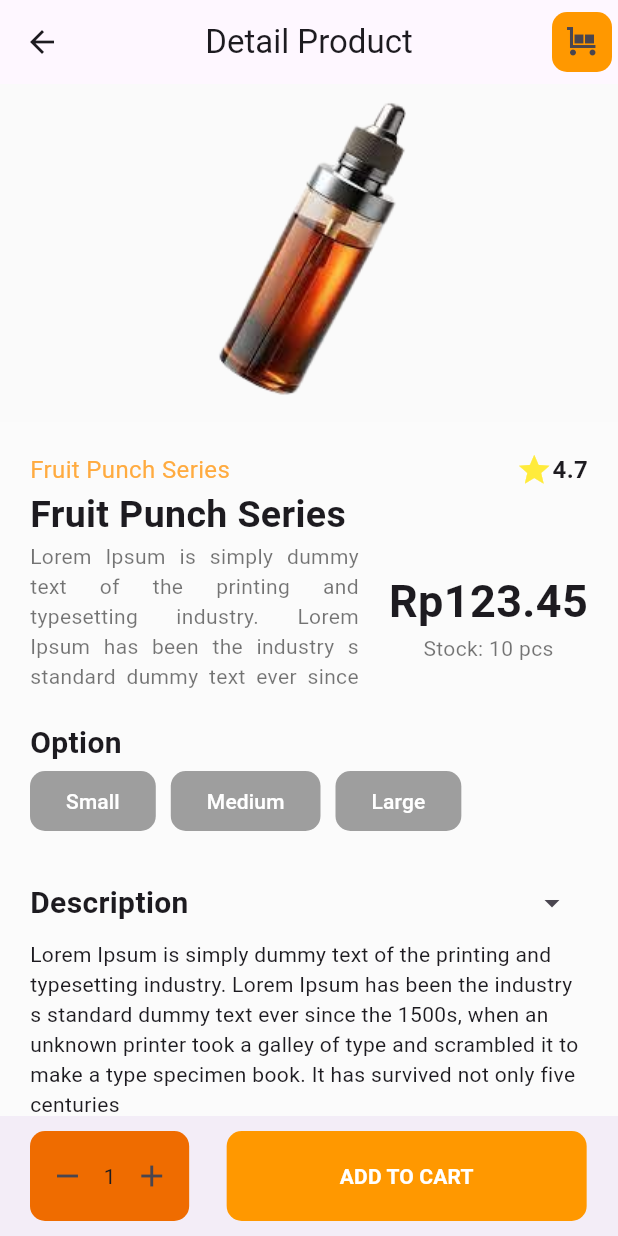
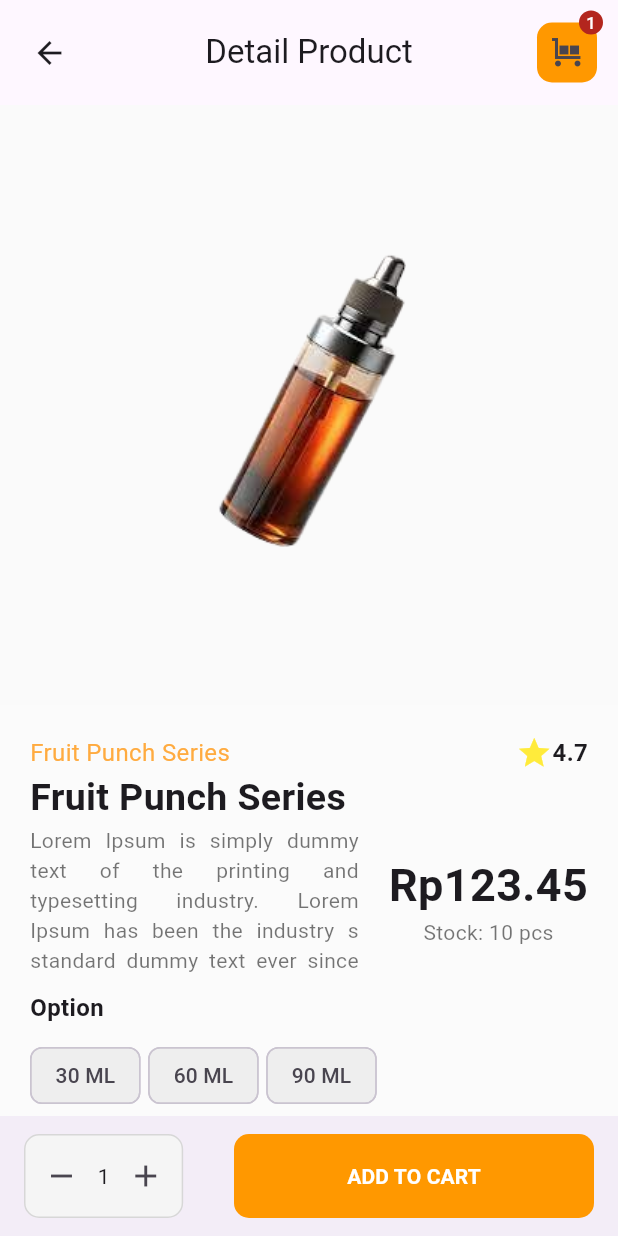
Before and after one commit to liar88828/vape_store_flutter, a Flutter app: the screen it shows after launch, on a phone screen of 412 x 824 dp. Run offline on Flutter 3.47's test engine with Material 3 defaults, Android fonts, the phone set to English and light mode, and no system bars; drawn by our look-alikes of carousel_slider.

Commit message:
save detail screen

```diff
--- a/lib/main.dart
+++ b/lib/main.dart
@@ -13,6 +13,7 @@ class MyApp extends StatelessWidget {
   @override
   Widget build(BuildContext context) {
     return MaterialApp(
+      debugShowCheckedModeBanner: false,
       title: 'Flutter Demo',
       theme: ThemeData(
         // colorScheme: ColorScheme.fromSeed(seedColor: Colors.deepPurple),
--- a/lib/screen/detail_screen.dart
+++ b/lib/screen/detail_screen.dart
@@ -1,4 +1,5 @@
 import 'package:flutter/material.dart';
+import 'package:carousel_slider/carousel_slider.dart';
 
 class DetailScreen extends StatefulWidget {
   const DetailScreen({super.key});
@@ -8,21 +9,20 @@ class DetailScreen extends StatefulWidget {
 }
 
 class _DetailScreenState extends State<DetailScreen> {
+  String? _value;
   @override
   Widget build(BuildContext context) {
+    // final TextTheme textTheme = Theme.of(context).textTheme;
     return Scaffold(
-        bottomSheet: BottomAppBar(
-          padding: EdgeInsets.symmetric(horizontal: 20, vertical: 10),
+        bottomNavigationBar: BottomAppBar(
           child: Row(
             mainAxisAlignment: MainAxisAlignment.spaceBetween,
-            children: [
-              Row(
             children: [
               Container(
                 height: 100,
                 decoration: BoxDecoration(
-                      color: Colors.orange[800],
-                      border: Border.all(color: Colors.transparent),
+                  color: Colors.grey[100],
+                  border: Border.all(color: Colors.black12),
                   borderRadius: BorderRadius.circular(10),
                 ),
                 child: Row(
@@ -33,7 +33,7 @@ class _DetailScreenState extends State<DetailScreen> {
                   ],
                 ),
               ),
-                  SizedBox(width: 25),
+              // SizedBox(width: 25),
               FilledButton(
                 style: FilledButton.styleFrom(
                   fixedSize: Size(240, 100),
@@ -48,32 +48,40 @@ class _DetailScreenState extends State<DetailScreen> {
                   style: TextStyle(fontWeight: FontWeight.bold),
                 ),
               ),
-                ],
-              ),
               // Add an empty Spacer here to push the content to the left and right edges
             ],
           ),
         ),
         appBar: AppBar(
-          leading: BackButton(
+          toolbarHeight: 70,
+          leading: Padding(
+            padding: const EdgeInsets.only(left: 10),
+            child: BackButton(
               style: IconButton.styleFrom(
-                // padding: EdgeInsets.all(20),
-                // backgroundColor: Colors.orange,
                   shape: RoundedRectangleBorder(
                       borderRadius: BorderRadius.circular(10))),
+            ),
           ),
           centerTitle: true,
           title: Text('Detail Product'),
           actions: [
-            IconButton(
+            Padding(
+              padding: const EdgeInsets.only(right: 10),
+              child: IconButton(
                 style: IconButton.styleFrom(
                     backgroundColor: Colors.orange,
                     shape: RoundedRectangleBorder(
                         borderRadius: BorderRadius.circular(10))),
                 // color: Colors.red,
                 onPressed: () {},
-              icon: const Icon(
+                icon: Badge(
+                  alignment: AlignmentDirectional(3, -2),
+                  smallSize: 1,
+                  label: Text('1'),
+                  child: const Icon(
                     Icons.trolley,
+                  ),
+                ),
               ),
             ),
           ],
@@ -82,8 +90,30 @@ class _DetailScreenState extends State<DetailScreen> {
             child: Column(children: [
           Container(
               color: Colors.grey.shade50,
-              child: Column(children: [
-                Image.asset('lib/images/banner1.png'),
+              child: Column(
+                  crossAxisAlignment: CrossAxisAlignment.center,
+                  children: [
+                    CarouselSlider(
+                      options: CarouselOptions(height: 400.0),
+                      items: [1, 2, 3, 4, 5].map((i) {
+                        return Builder(
+                          builder: (BuildContext context) {
+                            return Container(
+                              width: MediaQuery.of(context).size.width,
+                              margin: EdgeInsets.symmetric(horizontal: 1),
+                              decoration:
+                                  BoxDecoration(color: Colors.grey.shade50),
+                              child: Image.asset(
+                                'lib/images/banner1.png',
+                                height: 400,
+                                width: 300,
+                                // fit: BoxFit.contain,
+                              ),
+                            );
+                          },
+                        );
+                      }).toList(),
+                    ),
                     Container(
                         color: Colors.white10,
                         padding: const EdgeInsets.all(20),
@@ -91,7 +121,8 @@ class _DetailScreenState extends State<DetailScreen> {
                             crossAxisAlignment: CrossAxisAlignment.start,
                             children: [
                               const Row(
-                            mainAxisAlignment: MainAxisAlignment.spaceBetween,
+                                mainAxisAlignment:
+                                    MainAxisAlignment.spaceBetween,
                                 children: [
                                   Text('Fruit Punch Series',
                                       style: TextStyle(
@@ -111,11 +142,10 @@ class _DetailScreenState extends State<DetailScreen> {
                                   )
                                 ],
                               ),
-                          const Text(
-                            'Fruit Punch Series',
+                              const Text('Fruit Punch Series',
                                   style: TextStyle(
-                                fontSize: 25, fontWeight: FontWeight.bold),
-                          ),
+                                      fontSize: 25,
+                                      fontWeight: FontWeight.bold)),
                               const Row(
                                 children: [
                                   Expanded(
@@ -146,7 +176,7 @@ class _DetailScreenState extends State<DetailScreen> {
                                 ],
                               ),
                               const SizedBox(
-                            height: 20,
+                                height: 10,
                               ),
                               Column(
                                   crossAxisAlignment: CrossAxisAlignment.start,
@@ -154,28 +184,29 @@ class _DetailScreenState extends State<DetailScreen> {
                                     const Text('Option',
                                         style: TextStyle(
                                             fontWeight: FontWeight.bold,
-                                        fontSize: 20)),
-                                Row(
-                                  children: ['Small', 'Medium', 'Large']
-                                      .map((label) => Padding(
-                                            padding: const EdgeInsets.only(
-                                                right: 10),
-                                            child: FilledButton(
-                                              style: FilledButton.styleFrom(
-                                                  backgroundColor: Colors.grey,
-                                                  shape: RoundedRectangleBorder(
-                                                      borderRadius:
-                                                          BorderRadius.circular(
-                                                              10))),
-                                              onPressed: () {},
-                                              child: Text(label),
-                                            ),
+                                            fontSize: 16)),
+                                    SizedBox(height: 10),
+                                    Wrap(
+                                      spacing: 5.0,
+                                      children: ['30 ML', '60 ML', '90 ML']
+                                          .map((label) => ChoiceChip(
+                                                label: Text(label),
+                                                selected: _value == label,
+                                                backgroundColor:
+                                                    Colors.grey[200],
+                                                selectedColor: Colors.grey[400],
+                                                onSelected: (selected) {
+                                                  setState(() {
+                                                    _value = label;
+                                                    debugPrint(_value);
+                                                    var data = _value == label;
+                                                    debugPrint(data.toString());
+                                                  });
+                                                },
                                               ))
                                           .toList(),
                                     ),
-                                SizedBox(
-                                  height: 20,
-                                ),
+                                    SizedBox(height: 20),
                                     Column(
                                         crossAxisAlignment:
                                             CrossAxisAlignment.start,
@@ -186,15 +217,19 @@ class _DetailScreenState extends State<DetailScreen> {
                                             children: [
                                               const Text('Description',
                                                   style: TextStyle(
-                                                  fontWeight: FontWeight.bold,
-                                                  fontSize: 20)),
+                                                      fontWeight:
+                                                          FontWeight.bold,
+                                                      fontSize: 16)),
                                               IconButton(
                                                   onPressed: () {},
-                                              icon: Icon(Icons.arrow_drop_down))
+                                                  icon: Icon(
+                                                      Icons.arrow_drop_down))
                                             ],
                                           ),
+                                          SizedBox(height: 10),
                                           Text(
-                                          'Lorem Ipsum is simply dummy text of the printing and typesetting industry. Lorem Ipsum has been the industry s standard dummy text ever since the 1500s, when an unknown printer took a galley of type and scrambled it to make a type specimen book. It has survived not only five centuries')
+                                              'Lorem Ipsum is simply dummy text of the printing and typesetting industry. Lorem Ipsum has been the industry s standard dummy text ever since the 1500s, when an unknown printer took a galley of type and scrambled it to make a type specimen book. It has survived not only five centuries'),
+                                          SizedBox(height: 100),
                                         ])
                                   ])
                             ]))
--- a/pubspec.yaml
+++ b/pubspec.yaml
@@ -35,6 +35,7 @@ dependencies:
   # The following adds the Cupertino Icons font to your application.
   # Use with the CupertinoIcons class for iOS style icons.
   cupertino_icons: ^1.0.8
+  carousel_slider: ^5.0.0
 
 dev_dependencies:
   flutter_test:
```
Also changed, not shown: pubspec.lock. Lines whose indentation alone changed are shown as unchanged.
